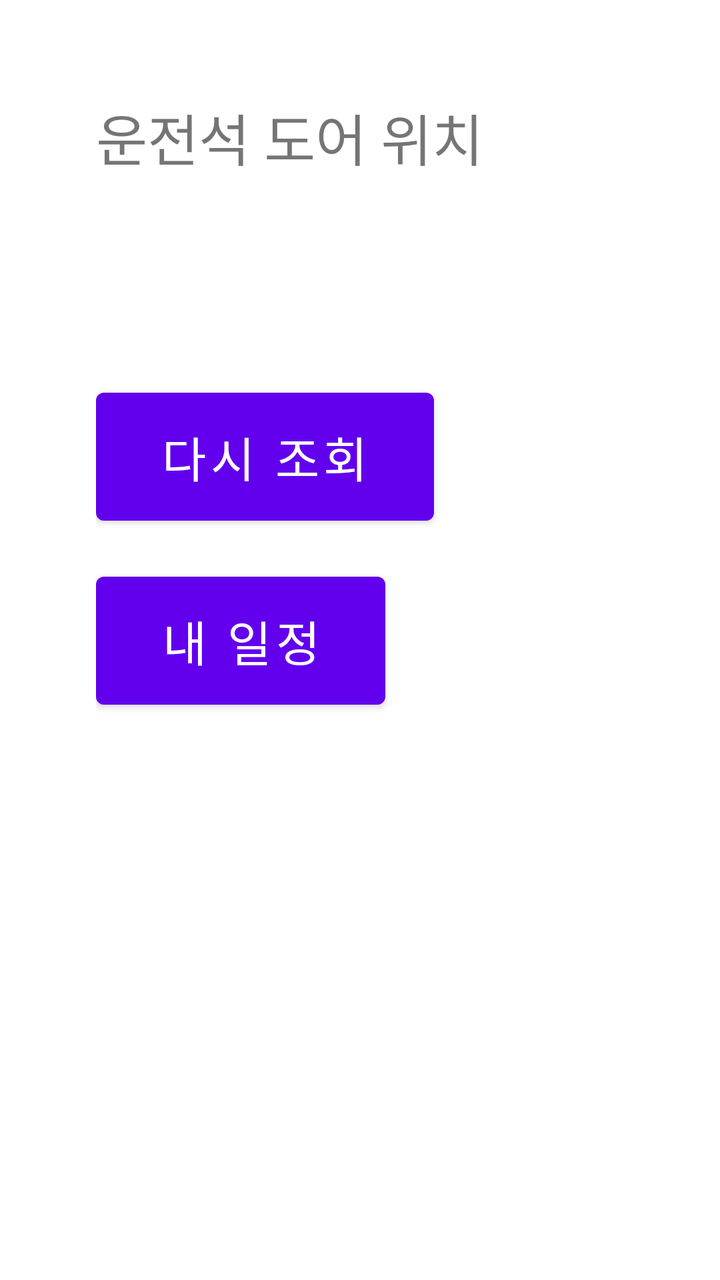
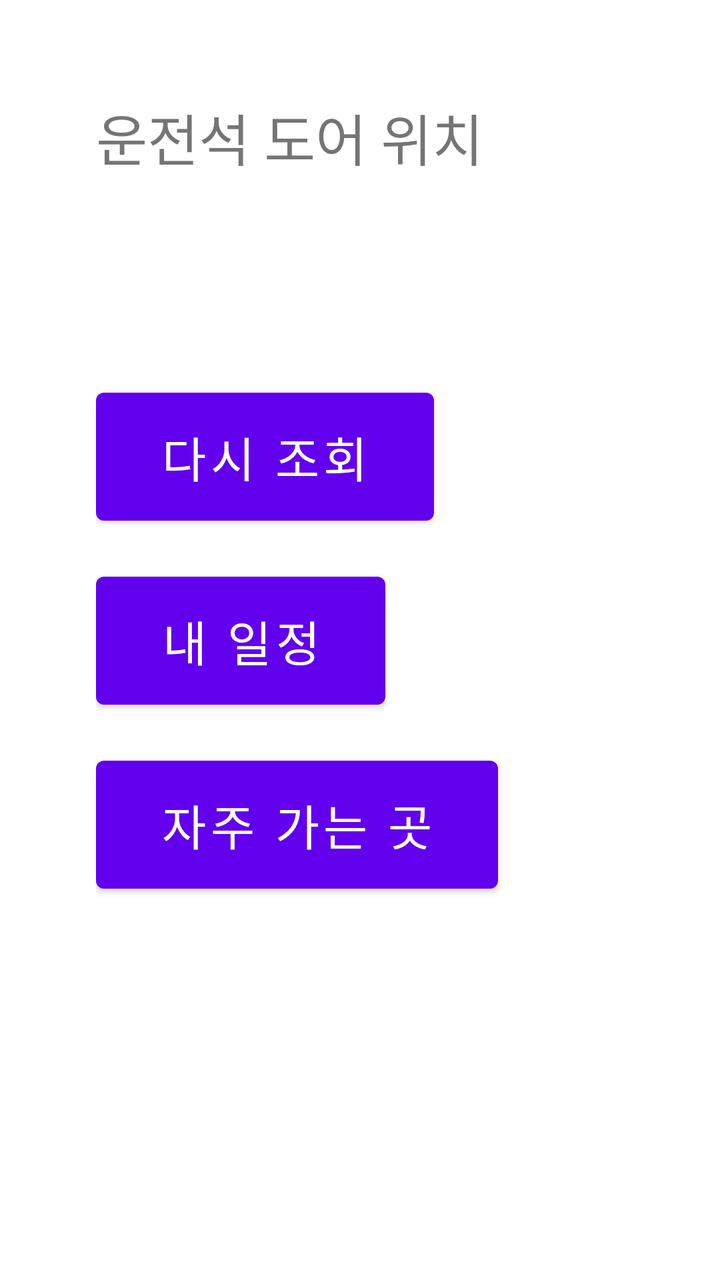

The first picture is an Android layout as it rendered before a commit; the second is the same layout after the commit. The layout source and the unified diff follow.
<!-- AndroidManifest.xml: application theme Theme.HyundaiApp -->
<!-- res/layout/activity_main.xml -->
<?xml version="1.0" encoding="utf-8"?>
<LinearLayout xmlns:android="http://schemas.android.com/apk/res/android"
    android:layout_width="match_parent"
    android:layout_height="match_parent"
    android:orientation="vertical"
    android:padding="48dp">

    <TextView
        android:layout_width="wrap_content"
        android:layout_height="wrap_content"
        android:text="@string/door_title"
        android:textSize="28sp" />

    <TextView
        android:id="@+id/resultText"
        android:layout_width="wrap_content"
        android:layout_height="wrap_content"
        android:layout_marginTop="16dp"
        android:textSize="40sp" />

    <Button
        android:id="@+id/refreshButton"
        android:layout_width="wrap_content"
        android:layout_height="wrap_content"
        android:layout_marginTop="32dp"
        android:minHeight="76dp"
        android:paddingHorizontal="32dp"
        android:text="@string/door_refresh"
        android:textSize="24sp" />

    <Button
        android:id="@+id/calendarButton"
        android:layout_width="wrap_content"
        android:layout_height="wrap_content"
        android:layout_marginTop="16dp"
        android:minHeight="76dp"
        android:paddingHorizontal="32dp"
        android:text="@string/open_calendar"
        android:textSize="24sp" />

</LinearLayout>
<!-- resources referenced by this layout -->
<resources>
  <string name="door_refresh">다시 조회</string>
  <string name="door_title">운전석 도어 위치</string>
  <string name="open_calendar">내 일정</string>
  <style name="Theme.HyundaiApp" parent="Theme.MaterialComponents.DayNight.DarkActionBar">
          
          <item name="colorPrimary">@color/purple_500</item>
          <item name="colorPrimaryVariant">@color/purple_700</item>
          <item name="colorOnPrimary">@color/white</item>
          
          <item name="colorSecondary">@color/teal_200</item>
          <item name="colorSecondaryVariant">@color/teal_700</item>
          <item name="colorOnSecondary">@color/black</item>
          
          <item name="android:statusBarColor">?attr/colorPrimaryVariant</item>
          
      </style>
  <color name="purple_500">#FF6200EE</color>
  <color name="purple_700">#FF3700B3</color>
  <color name="white">#FFFFFFFF</color>
  <color name="teal_200">#FF03DAC5</color>
  <color name="teal_700">#FF018786</color>
  <color name="black">#FF000000</color>
</resources>

<!-- the commit's change to res/layout/activity_main.xml (unified diff, before → after) -->
@@ -38,4 +38,14 @@
         android:text="@string/open_calendar"
         android:textSize="24sp" />
 
+    <Button
+        android:id="@+id/placesButton"
+        android:layout_width="wrap_content"
+        android:layout_height="wrap_content"
+        android:layout_marginTop="16dp"
+        android:minHeight="76dp"
+        android:paddingHorizontal="32dp"
+        android:text="@string/open_places"
+        android:textSize="24sp" />
+
 </LinearLayout>
<!-- resource entries referenced after the edit -->
@@ -3,6 +3,7 @@
   <string name="door_refresh">다시 조회</string>
   <string name="door_title">운전석 도어 위치</string>
   <string name="open_calendar">내 일정</string>
+  <string name="open_places">자주 가는 곳</string>
   <style name="Theme.HyundaiApp" parent="Theme.MaterialComponents.DayNight.DarkActionBar">
           
           <item name="colorPrimary">@color/purple_500</item>
